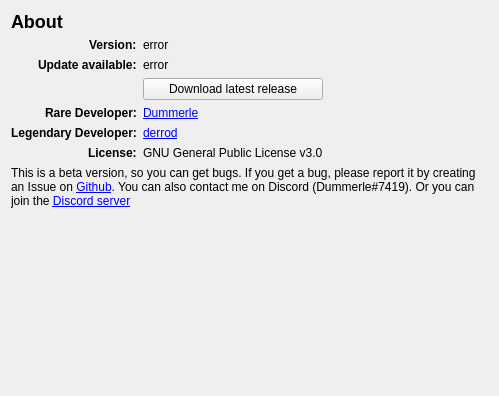
Before: the Qt Designer form rare/ui/components/tabs/settings/about.ui in RareDevs/Rare, drawn with Qt 5.
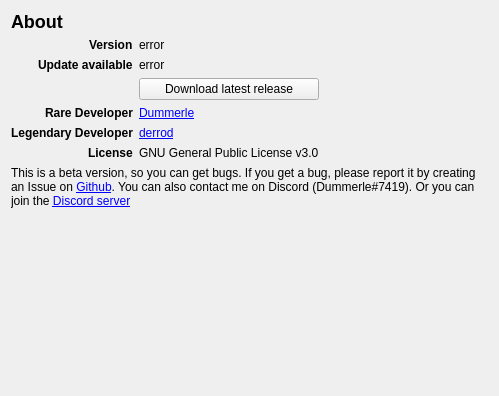
After: the same form once the commit is applied.

The edit to the form file:
```diff
--- a/rare/ui/components/tabs/settings/about.ui
+++ b/rare/ui/components/tabs/settings/about.ui
@@ -30,7 +30,7 @@
       </font>
      </property>
      <property name="text">
-      <string>Version:</string>
+      <string>Version</string>
      </property>
     </widget>
    </item>
@@ -43,7 +43,7 @@
       </font>
      </property>
      <property name="text">
-      <string>License:</string>
+      <string>License</string>
      </property>
     </widget>
    </item>
@@ -56,7 +56,7 @@
       </font>
      </property>
      <property name="text">
-      <string>Legendary Developer:</string>
+      <string>Legendary Developer</string>
      </property>
     </widget>
    </item>
@@ -82,7 +82,7 @@
       </font>
      </property>
      <property name="text">
-      <string>Update available:</string>
+      <string>Update available</string>
      </property>
     </widget>
    </item>
@@ -102,7 +102,7 @@
       </font>
      </property>
      <property name="text">
-      <string>Rare Developer:</string>
+      <string>Rare Developer</string>
      </property>
     </widget>
    </item>
```
